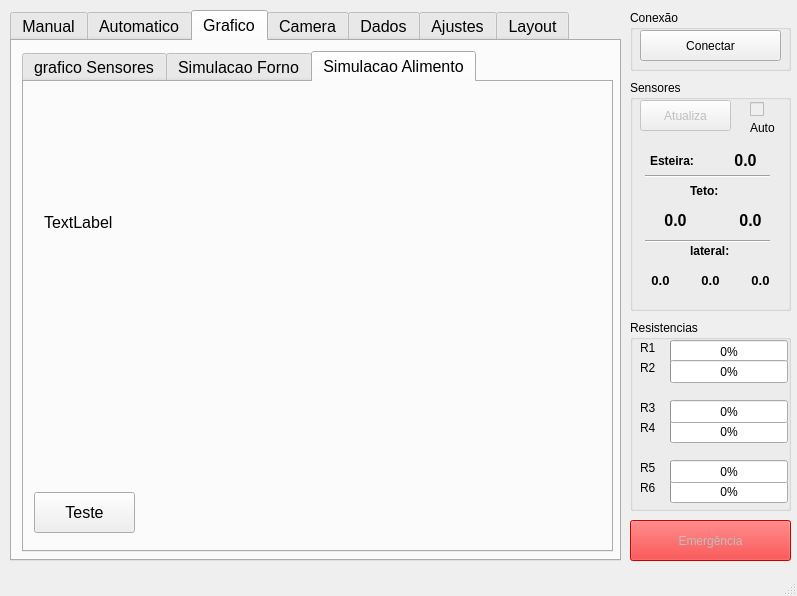
This is GUI/tela.ui in Atzingen/controleForno-interface as Qt 5 draws it before an edit. The edited form follows.
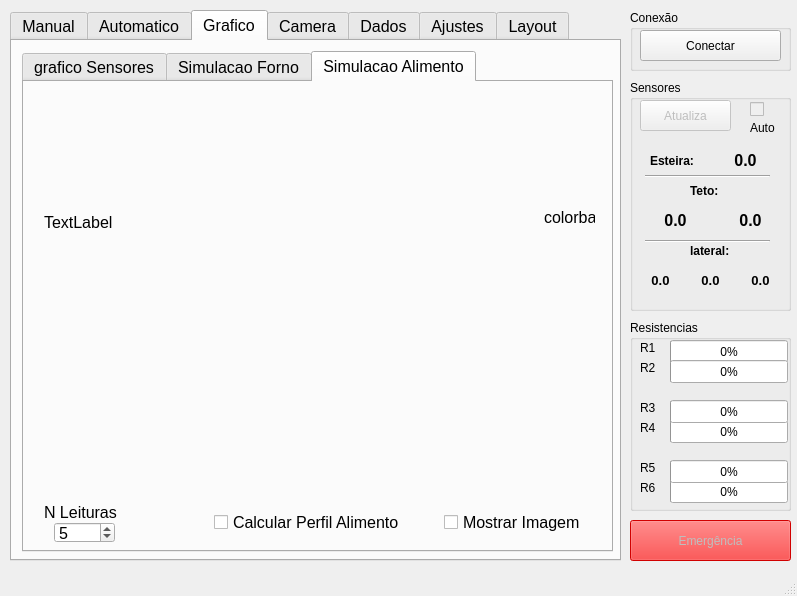
This is the edited form. The open tabs and pages were chosen to show the change. Custom widgets are drawn as their Qt base class.

Patch:
```diff
--- a/GUI/tela.ui
+++ b/GUI/tela.ui
@@ -1168,25 +1168,12 @@
          </rect>
         </property>
        </widget>
-       <widget class="QPushButton" name="pushButton_testeAlimento">
-        <property name="geometry">
-         <rect>
-          <x>10</x>
-          <y>410</y>
-          <width>101</width>
-          <height>41</height>
-         </rect>
-        </property>
-        <property name="text">
-         <string>Teste</string>
-        </property>
-       </widget>
        <widget class="QLabel" name="label_39">
         <property name="geometry">
          <rect>
           <x>20</x>
           <y>20</y>
-          <width>531</width>
+          <width>481</width>
           <height>241</height>
          </rect>
         </property>
@@ -1194,6 +1181,74 @@
          <string>TextLabel</string>
         </property>
        </widget>
+       <widget class="QLabel" name="label_colorbar_2">
+        <property name="geometry">
+         <rect>
+          <x>520</x>
+          <y>10</y>
+          <width>51</width>
+          <height>251</height>
+         </rect>
+        </property>
+        <property name="text">
+         <string>colorbar</string>
+        </property>
+       </widget>
+       <widget class="QCheckBox" name="checkBox_calcSim">
+        <property name="geometry">
+         <rect>
+          <x>190</x>
+          <y>430</y>
+          <width>201</width>
+          <height>21</height>
+         </rect>
+        </property>
+        <property name="text">
+         <string>Calcular Perfil Alimento</string>
+        </property>
+       </widget>
+       <widget class="QLabel" name="label_44">
+        <property name="geometry">
+         <rect>
+          <x>20</x>
+          <y>420</y>
+          <width>81</width>
+          <height>20</height>
+         </rect>
+        </property>
+        <property name="text">
+         <string>N Leituras</string>
+        </property>
+       </widget>
+       <widget class="QSpinBox" name="spinBox_nLeiturasSim">
+        <property name="geometry">
+         <rect>
+          <x>30</x>
+          <y>440</y>
+          <width>61</width>
+          <height>21</height>
+         </rect>
+        </property>
+        <property name="minimum">
+         <number>1</number>
+        </property>
+        <property name="value">
+         <number>5</number>
+        </property>
+       </widget>
+       <widget class="QCheckBox" name="checkBox_mostraSim">
+        <property name="geometry">
+         <rect>
+          <x>420</x>
+          <y>430</y>
+          <width>151</width>
+          <height>21</height>
+         </rect>
+        </property>
+        <property name="text">
+         <string>Mostrar Imagem</string>
+        </property>
+       </widget>
       </widget>
      </widget>
     </widget>
```
Left out of the diff: 178 changed lines with no effect on the pictures.
